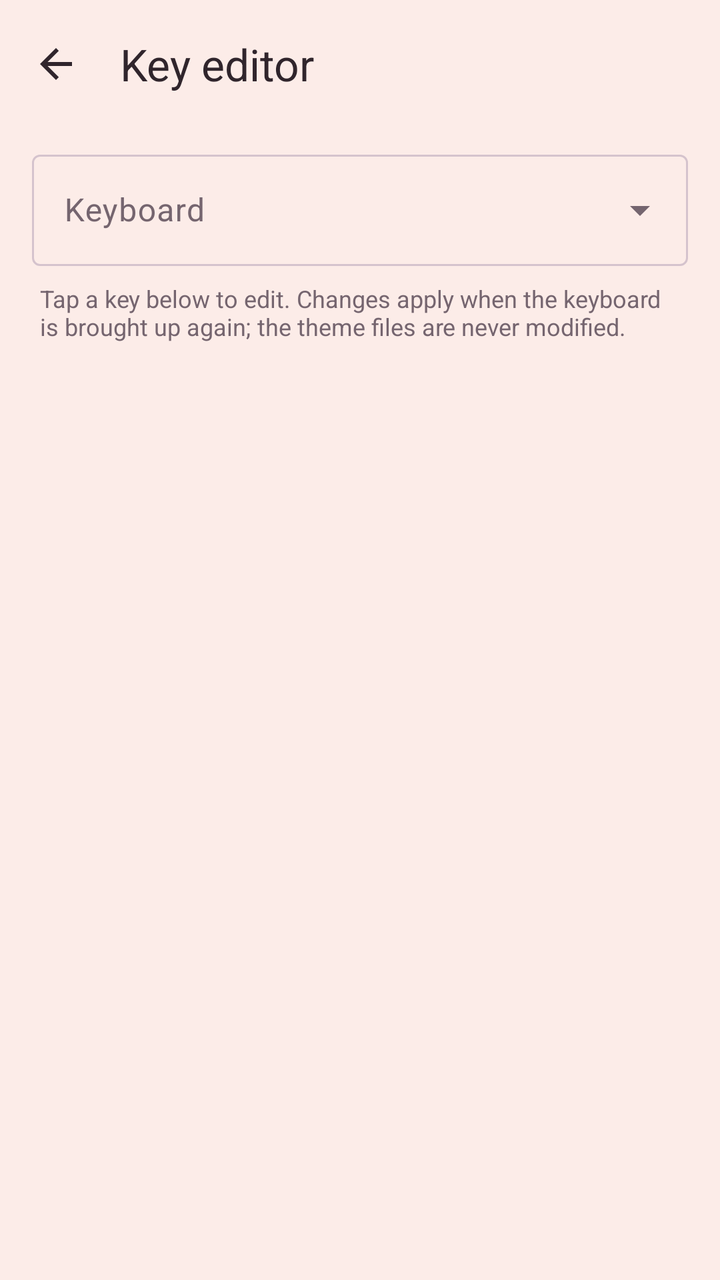
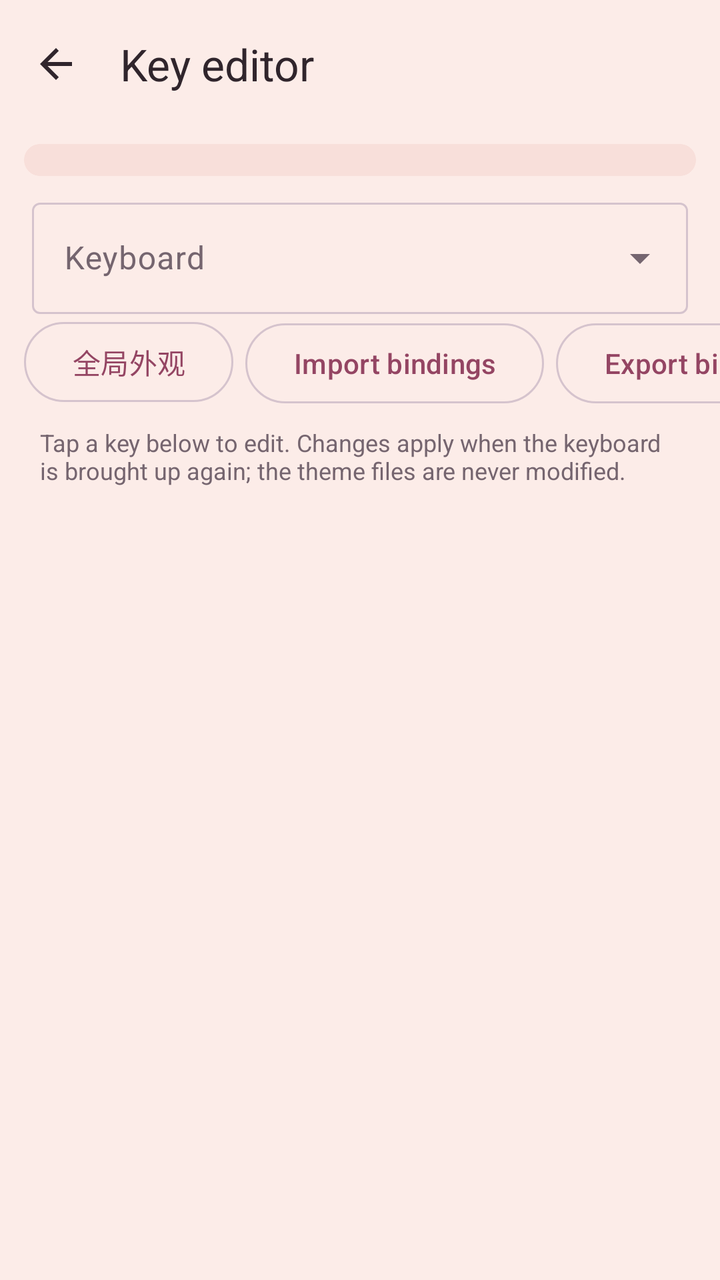

Compare the two renders of this Android layout. The source of the first and the diff that turns it into the second are given below.
<!-- AndroidManifest.xml: activity theme Theme.TrimeAppTheme -->
<!-- res/layout/activity_key_edit.xml -->
<?xml version="1.0" encoding="utf-8"?>
<LinearLayout
    xmlns:android="http://schemas.android.com/apk/res/android"
    xmlns:app="http://schemas.android.com/apk/res-auto"
    android:layout_width="match_parent"
    android:layout_height="match_parent"
    android:background="@color/framework_background"
    android:orientation="vertical">

    <com.google.android.material.appbar.AppBarLayout
        android:id="@+id/key_edit_app_bar"
        android:layout_width="match_parent"
        android:layout_height="wrap_content"
        android:background="@color/framework_background"
        app:elevation="0dp">

        <com.google.android.material.appbar.MaterialToolbar
            android:id="@+id/key_edit_toolbar"
            android:layout_width="match_parent"
            android:layout_height="?attr/actionBarSize"
            app:navigationIcon="?attr/homeAsUpIndicator"
            app:navigationIconTint="?attr/colorOnSurface"
            app:title="@string/key_editor"
            app:titleTextColor="?attr/colorOnSurface" />
    </com.google.android.material.appbar.AppBarLayout>

    <com.google.android.material.textfield.TextInputLayout
        android:id="@+id/key_edit_keyboard_layout"
        style="@style/Widget.Material3.TextInputLayout.OutlinedBox.ExposedDropdownMenu"
        android:layout_width="match_parent"
        android:layout_height="wrap_content"
        android:layout_marginStart="16dp"
        android:layout_marginTop="8dp"
        android:layout_marginEnd="16dp"
        android:hint="@string/key_editor_pick_keyboard">

        <com.google.android.material.textfield.MaterialAutoCompleteTextView
            android:id="@+id/key_edit_keyboard_input"
            android:layout_width="match_parent"
            android:layout_height="wrap_content"
            android:inputType="none" />
    </com.google.android.material.textfield.TextInputLayout>

    <TextView
        android:id="@+id/key_edit_hint"
        android:layout_width="match_parent"
        android:layout_height="wrap_content"
        android:layout_marginStart="20dp"
        android:layout_marginTop="8dp"
        android:layout_marginEnd="20dp"
        android:text="@string/key_editor_hint"
        android:textColor="?attr/colorOnSurfaceVariant"
        android:textSize="12sp" />

    <ScrollView
        android:layout_width="match_parent"
        android:layout_height="0dp"
        android:layout_weight="1"
        android:clipToPadding="false"
        android:paddingBottom="24dp">

        <LinearLayout
            android:id="@+id/key_edit_rows"
            android:layout_width="match_parent"
            android:layout_height="wrap_content"
            android:orientation="vertical"
            android:paddingStart="8dp"
            android:paddingTop="8dp"
            android:paddingEnd="8dp" />
    </ScrollView>
</LinearLayout>
<!-- resources referenced by this layout -->
<resources>
  <color name="framework_background">#FCECE8</color>
  <string name="key_editor">Key editor</string>
  <string name="key_editor_hint">Tap a key below to edit. Changes apply when the keyboard is brought up again; the theme files are never modified.</string>
  <string name="key_editor_pick_keyboard">Keyboard</string>
  <color name="settings_surface_variant">#F8DFDA</color>
  <color name="settings_surface">#FFFAF6</color>
  <color name="settings_outline">#D5C3CD</color>
  <color name="m3_primary">#944563</color>
  <color name="m3_on_primary">#FFFFFF</color>
  <style name="Widget.Trime.Toolbar" parent="Widget.Material3.Toolbar">
          <item name="titleTextAppearance">@style/TextAppearance.Trime.ToolbarTitle</item>
          <item name="android:minHeight">?attr/actionBarSize</item>
      </style>
  <color name="framework_text_primary">#30252C</color>
  <color name="framework_text_secondary">#75656F</color>
  <color name="m3_primary_container">#FFDAE6</color>
  <color name="m3_on_primary_container">#3D0B24</color>
  <color name="m3_secondary_container">#F1DFE7</color>
  <color name="m3_on_secondary_container">#372C34</color>
  <color name="m3_tertiary">#695780</color>
  <color name="m3_on_tertiary">#FFFFFF</color>
  <color name="m3_tertiary_container">#EEDDFA</color>
  <color name="m3_on_tertiary_container">#281638</color>
  <color name="colorPrimaryDark">#2D2F30</color>
  <color name="framework_control_normal">#76616C</color>
  <color name="framework_control_highlight">#1F944563</color>
  <color name="framework_foreground">#30252C</color>
  <style name="TextAppearance.Trime.ToolbarTitle" parent="TextAppearance.Material3.TitleLarge">
          <item name="android:textSize">22sp</item>
          <item name="android:fontFamily">sans-serif-medium</item>
      </style>
  <!-- unchanged entries left out for length: 1 -->
</resources>

<!-- the commit's change to res/layout/activity_key_edit.xml (unified diff, before → after) -->
@@ -24,6 +24,24 @@
             app:titleTextColor="?attr/colorOnSurface" />
     </com.google.android.material.appbar.AppBarLayout>
 
+    <com.google.android.material.card.MaterialCardView
+        android:layout_width="match_parent"
+        android:layout_height="wrap_content"
+        android:layout_marginStart="12dp"
+        android:layout_marginTop="8dp"
+        android:layout_marginEnd="12dp"
+        app:cardBackgroundColor="?attr/colorSurfaceVariant"
+        app:cardCornerRadius="20dp"
+        app:cardElevation="0dp">
+
+        <LinearLayout
+            android:id="@+id/key_edit_preview"
+            android:layout_width="match_parent"
+            android:layout_height="wrap_content"
+            android:orientation="vertical"
+            android:padding="8dp" />
+    </com.google.android.material.card.MaterialCardView>
+
     <com.google.android.material.textfield.TextInputLayout
         android:id="@+id/key_edit_keyboard_layout"
         style="@style/Widget.Material3.TextInputLayout.OutlinedBox.ExposedDropdownMenu"
@@ -40,6 +58,56 @@
             android:layout_height="wrap_content"
             android:inputType="none" />
     </com.google.android.material.textfield.TextInputLayout>
+
+    <HorizontalScrollView
+        android:layout_width="match_parent"
+        android:layout_height="wrap_content"
+        android:paddingStart="12dp"
+        android:paddingEnd="12dp"
+        android:clipToPadding="false"
+        android:scrollbars="none">
+
+        <LinearLayout
+            android:layout_width="wrap_content"
+            android:layout_height="wrap_content"
+            android:orientation="horizontal">
+
+            <com.google.android.material.button.MaterialButton
+                android:id="@+id/key_edit_global_appearance"
+                style="@style/Widget.Material3.Button.OutlinedButton"
+                android:layout_width="wrap_content"
+                android:layout_height="wrap_content"
+                android:layout_marginEnd="6dp"
+                android:text="全局外观" />
+            <com.google.android.material.button.MaterialButton
+                android:id="@+id/key_edit_import"
+                style="@style/Widget.Material3.Button.OutlinedButton"
+                android:layout_width="wrap_content"
+                android:layout_height="wrap_content"
+                android:layout_marginEnd="6dp"
+                android:text="@string/key_editor_import" />
+            <com.google.android.material.button.MaterialButton
+                android:id="@+id/key_edit_export"
+                style="@style/Widget.Material3.Button.OutlinedButton"
+                android:layout_width="wrap_content"
+                android:layout_height="wrap_content"
+                android:layout_marginEnd="6dp"
+                android:text="@string/key_editor_export" />
+            <com.google.android.material.button.MaterialButton
+                android:id="@+id/key_edit_video"
+                style="@style/Widget.Material3.Button.OutlinedButton"
+                android:layout_width="wrap_content"
+                android:layout_height="wrap_content"
+                android:layout_marginEnd="6dp"
+                android:text="视频背景" />
+            <com.google.android.material.button.MaterialButton
+                android:id="@+id/key_edit_reset"
+                style="@style/Widget.Material3.Button.OutlinedButton"
+                android:layout_width="wrap_content"
+                android:layout_height="wrap_content"
+                android:text="@string/key_editor_reset_all" />
+        </LinearLayout>
+    </HorizontalScrollView>
 
     <TextView
         android:id="@+id/key_edit_hint"
<!-- resource entries referenced after the edit -->
@@ -2,8 +2,11 @@
 <resources>
   <color name="framework_background">#FCECE8</color>
   <string name="key_editor">Key editor</string>
+  <string name="key_editor_export">Export bindings</string>
   <string name="key_editor_hint">Tap a key below to edit. Changes apply when the keyboard is brought up again; the theme files are never modified.</string>
+  <string name="key_editor_import">Import bindings</string>
   <string name="key_editor_pick_keyboard">Keyboard</string>
+  <string name="key_editor_reset_all">Reset all custom keys</string>
   <color name="settings_surface_variant">#F8DFDA</color>
   <color name="settings_surface">#FFFAF6</color>
   <color name="settings_outline">#D5C3CD</color>
